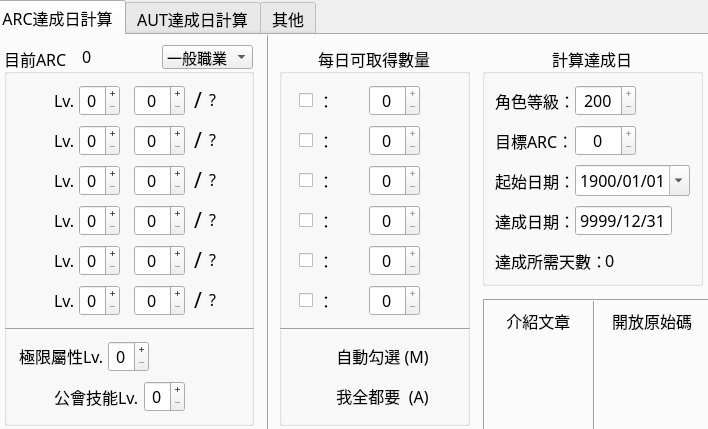
The window that mainui.ui (WhatTheBlock/MapleStory-ARC-Calculator) describes before a commit, drawn with Qt 5.
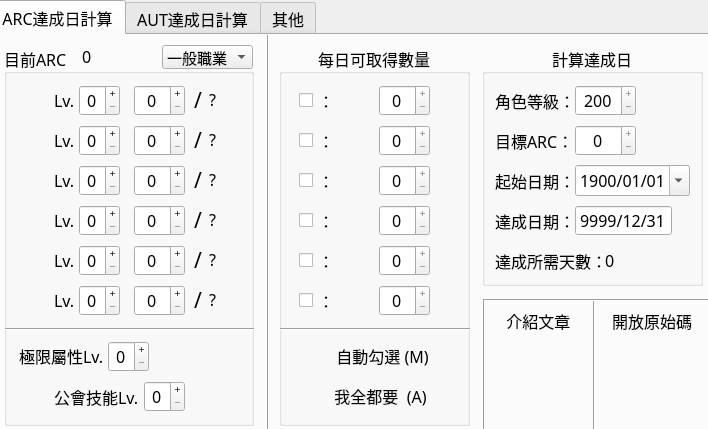
The same window after the commit. Icons and pictures are not drawn.

Commit message: 修正部分Icon模糊的問題

```diff
--- a/mainui.ui
+++ b/mainui.ui
@@ -1996,7 +1996,7 @@
      <widget class="QLabel" name="coinimg1">
       <property name="geometry">
        <rect>
-        <x>150</x>
+        <x>156</x>
         <y>120</y>
         <width>31</width>
         <height>31</height>
@@ -2027,7 +2027,7 @@
      <widget class="QLabel" name="coinimg2">
       <property name="geometry">
        <rect>
-        <x>150</x>
+        <x>156</x>
         <y>160</y>
         <width>29</width>
         <height>29</height>
@@ -2098,8 +2098,8 @@
       </property>
       <property name="iconSize">
        <size>
-        <width>32</width>
-        <height>32</height>
+        <width>36</width>
+        <height>36</height>
        </size>
       </property>
       <property name="shortcut">
@@ -2149,8 +2149,8 @@
       </property>
       <property name="iconSize">
        <size>
-        <width>32</width>
-        <height>32</height>
+        <width>36</width>
+        <height>36</height>
        </size>
       </property>
       <property name="shortcut">
@@ -2176,7 +2176,7 @@
      <widget class="QSpinBox" name="d200">
       <property name="geometry">
        <rect>
-        <x>90</x>
+        <x>100</x>
         <y>40</y>
         <width>51</width>
         <height>31</height>
@@ -2204,7 +2204,7 @@
      <widget class="QSpinBox" name="d210">
       <property name="geometry">
        <rect>
-        <x>90</x>
+        <x>100</x>
         <y>80</y>
         <width>51</width>
         <height>31</height>
@@ -2232,7 +2232,7 @@
      <widget class="QSpinBox" name="d220">
       <property name="geometry">
        <rect>
-        <x>90</x>
+        <x>100</x>
         <y>120</y>
         <width>51</width>
         <height>31</height>
@@ -2260,7 +2260,7 @@
      <widget class="QSpinBox" name="d225">
       <property name="geometry">
        <rect>
-        <x>90</x>
+        <x>100</x>
         <y>160</y>
         <width>51</width>
         <height>31</height>
@@ -2288,7 +2288,7 @@
      <widget class="QSpinBox" name="d230">
       <property name="geometry">
        <rect>
-        <x>90</x>
+        <x>100</x>
         <y>200</y>
         <width>51</width>
         <height>31</height>
@@ -2316,7 +2316,7 @@
      <widget class="QSpinBox" name="d235">
       <property name="geometry">
        <rect>
-        <x>90</x>
+        <x>100</x>
         <y>240</y>
         <width>51</width>
         <height>31</height>
@@ -2419,8 +2419,8 @@
       </property>
       <property name="iconSize">
        <size>
-        <width>32</width>
-        <height>32</height>
+        <width>36</width>
+        <height>36</height>
        </size>
       </property>
       <property name="shortcut">
@@ -2470,8 +2470,8 @@
       </property>
       <property name="iconSize">
        <size>
-        <width>32</width>
-        <height>32</height>
+        <width>36</width>
+        <height>36</height>
        </size>
       </property>
       <property name="shortcut">
@@ -2521,8 +2521,8 @@
       </property>
       <property name="iconSize">
        <size>
-        <width>32</width>
-        <height>32</height>
+        <width>36</width>
+        <height>36</height>
        </size>
       </property>
       <property name="shortcut">
@@ -2572,8 +2572,8 @@
       </property>
       <property name="iconSize">
        <size>
-        <width>32</width>
-        <height>32</height>
+        <width>36</width>
+        <height>36</height>
        </size>
       </property>
       <property name="shortcut">
@@ -2586,7 +2586,7 @@
      <widget class="QPushButton" name="allMission">
       <property name="geometry">
        <rect>
-        <x>10</x>
+        <x>8</x>
         <y>330</y>
         <width>171</width>
         <height>41</height>
@@ -2604,8 +2604,8 @@
       </property>
       <property name="iconSize">
        <size>
-        <width>32</width>
-        <height>32</height>
+        <width>35</width>
+        <height>35</height>
        </size>
       </property>
       <property name="shortcut">
```
Left out of the diff: 3 changed lines with no effect on the pictures.
